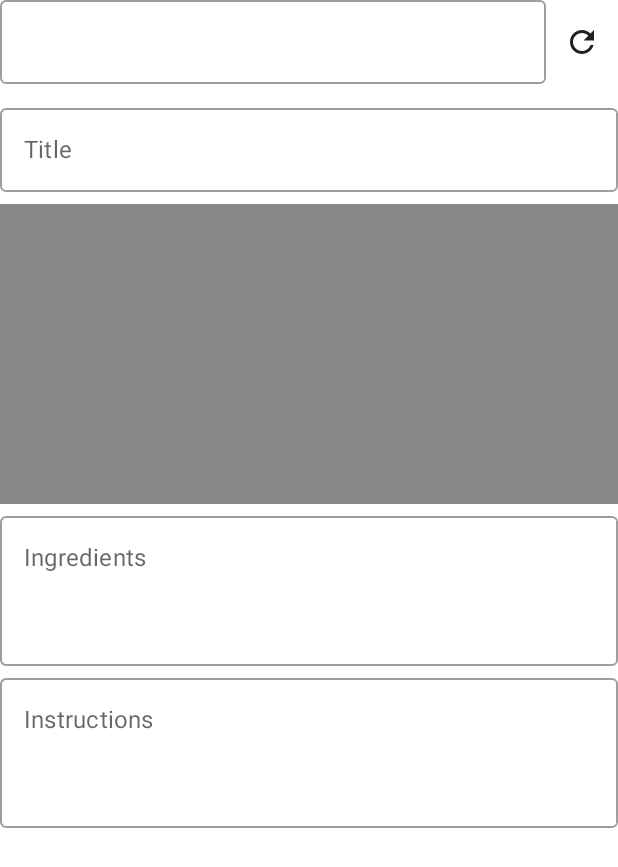
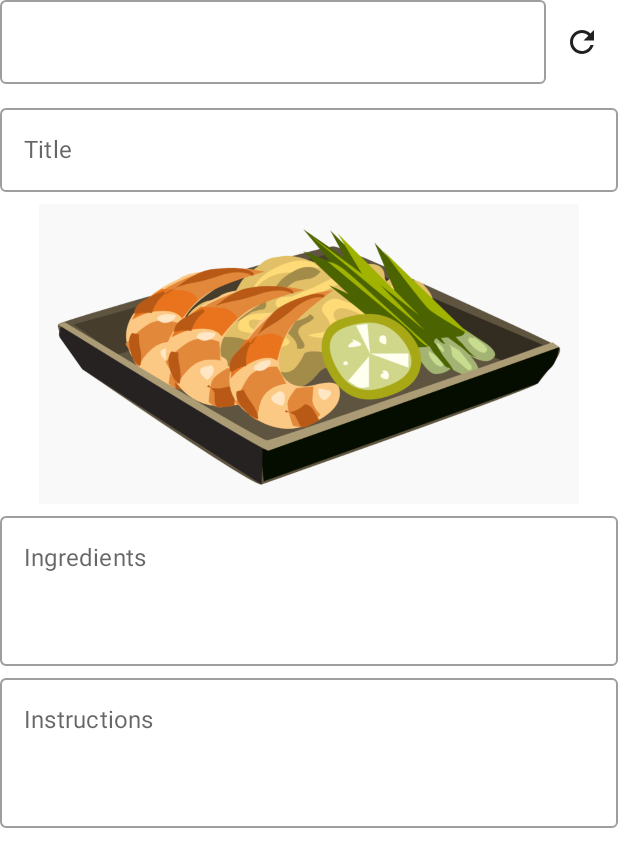
Before and after one commit to johangaw/nom-nom, an Android app built with Jetpack Compose: the screen it shows after launch (MainActivity), on a phone screen of 412 x 824 dp. Shown: the top 867 px of the screen. Run offline under Robolectric (Android 15) with nearby library versions, the light colour scheme and no system bars.

Commit message:
Add recipe preview image

```diff
--- a/app/src/main/java/com/example/eatyeaty/ui/EditRecipe.kt
+++ b/app/src/main/java/com/example/eatyeaty/ui/EditRecipe.kt
@@ -1,5 +1,6 @@
 package com.example.eatyeaty.ui.theme
 
+import android.graphics.Bitmap
 import androidx.compose.foundation.Image
 import androidx.compose.foundation.layout.*
 import androidx.compose.foundation.rememberScrollState
@@ -12,10 +13,12 @@ import androidx.compose.runtime.mutableStateOf
 import androidx.compose.runtime.remember
 import androidx.compose.ui.Alignment
 import androidx.compose.ui.Modifier
-import androidx.compose.ui.graphics.Color
 import androidx.compose.ui.graphics.asImageBitmap
+import androidx.compose.ui.graphics.painter.Painter
+import androidx.compose.ui.res.painterResource
 import androidx.compose.ui.tooling.preview.Preview
 import androidx.compose.ui.unit.dp
+import com.example.eatyeaty.R
 import com.example.eatyeaty.repositories.Recipe
 
 @Composable
@@ -51,22 +54,13 @@ fun EditRecipe(
 
             Spacer(modifier = Modifier.height(8.dp))
 
-            if (value.image != null) {
-                Image(
-                    modifier = Modifier
-                        .height(200.dp)
-                        .fillMaxWidth(),
-                    bitmap = value.image.asImageBitmap(),
-                    contentDescription = ""
-                )
-            } else {
-                Surface(
-                    Modifier
-                        .height(200.dp)
-                        .fillMaxWidth(),
-                    color = Color.Gray
-                ) {}
-            }
+            ImageWithPlaceholder(
+                modifier = Modifier
+                    .height(200.dp)
+                    .fillMaxWidth(),
+                value.image,
+                painterResource(id = R.drawable.recipe_placeholder),
+            )
 
             Spacer(modifier = Modifier.height(8.dp))
 
@@ -104,6 +98,27 @@ fun EditRecipe(
 }
 
 @Composable
+private fun ImageWithPlaceholder(
+    modifier: Modifier = Modifier,
+    image: Bitmap?,
+    placeholder: Painter,
+) {
+    if (image != null) {
+        Image(
+            modifier = modifier,
+            bitmap = image.asImageBitmap(),
+            contentDescription = "",
+        )
+    } else {
+        Image(
+            modifier = modifier,
+            painter = placeholder,
+            contentDescription = "",
+        )
+    }
+}
+
+@Composable
 @Preview(showSystemUi = true, showBackground = true)
 fun EditRecipePreview() {
     val (recipe, setRecipe) = remember {
```
Also changed, not shown: app/src/main/res/drawable-v24/recipe_placeholder.png (added).
